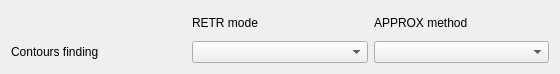
OverworkedCriminal/DocumentScanner, file forms/contoursfindingstagesettings.ui: the form before one commit.
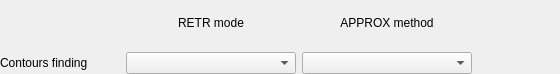
The form after the commit.

Patch:
```diff
--- a/forms/contoursfindingstagesettings.ui
+++ b/forms/contoursfindingstagesettings.ui
@@ -14,32 +14,101 @@
    <string>Form</string>
   </property>
   <layout class="QGridLayout" name="gridLayout">
+   <property name="leftMargin">
+    <number>0</number>
+   </property>
+   <property name="topMargin">
+    <number>0</number>
+   </property>
+   <property name="rightMargin">
+    <number>0</number>
+   </property>
+   <property name="bottomMargin">
+    <number>0</number>
+   </property>
    <item row="1" column="0">
     <widget class="QLabel" name="label">
+     <property name="sizePolicy">
+      <sizepolicy hsizetype="Minimum" vsizetype="Preferred">
+       <horstretch>0</horstretch>
+       <verstretch>0</verstretch>
+      </sizepolicy>
+     </property>
+     <property name="minimumSize">
+      <size>
+       <width>120</width>
+       <height>0</height>
+      </size>
+     </property>
      <property name="text">
       <string>Contours finding</string>
      </property>
     </widget>
    </item>
-   <item row="0" column="1">
-    <widget class="QLabel" name="modeLabel">
-     <property name="text">
-      <string>RETR mode</string>
-     </property>
-    </widget>
-   </item>
    <item row="0" column="2">
     <widget class="QLabel" name="methodLabel">
      <property name="text">
       <string>APPROX method</string>
      </property>
+     <property name="alignment">
+      <set>Qt::AlignCenter</set>
+     </property>
     </widget>
    </item>
    <item row="1" column="1">
-    <widget class="QComboBox" name="modeCombobox"/>
+    <widget class="QComboBox" name="modeCombobox">
+     <property name="sizePolicy">
+      <sizepolicy hsizetype="Minimum" vsizetype="Fixed">
+       <horstretch>0</horstretch>
+       <verstretch>0</verstretch>
+      </sizepolicy>
+     </property>
+     <property name="minimumSize">
+      <size>
+       <width>170</width>
+       <height>0</height>
+      </size>
+     </property>
+    </widget>
    </item>
    <item row="1" column="2">
-    <widget class="QComboBox" name="methodCombobox"/>
+    <widget class="QComboBox" name="methodCombobox">
+     <property name="sizePolicy">
+      <sizepolicy hsizetype="Minimum" vsizetype="Fixed">
+       <horstretch>0</horstretch>
+       <verstretch>0</verstretch>
+      </sizepolicy>
+     </property>
+     <property name="minimumSize">
+      <size>
+       <width>170</width>
+       <height>0</height>
+      </size>
+     </property>
+    </widget>
+   </item>
+   <item row="0" column="1">
+    <widget class="QLabel" name="modeLabel">
+     <property name="text">
+      <string>RETR mode</string>
+     </property>
+     <property name="alignment">
+      <set>Qt::AlignCenter</set>
+     </property>
+    </widget>
+   </item>
+   <item row="0" column="3">
+    <spacer name="horizontalSpacer">
+     <property name="orientation">
+      <enum>Qt::Horizontal</enum>
+     </property>
+     <property name="sizeHint" stdset="0">
+      <size>
+       <width>40</width>
+       <height>20</height>
+      </size>
+     </property>
+    </spacer>
    </item>
   </layout>
  </widget>
```
